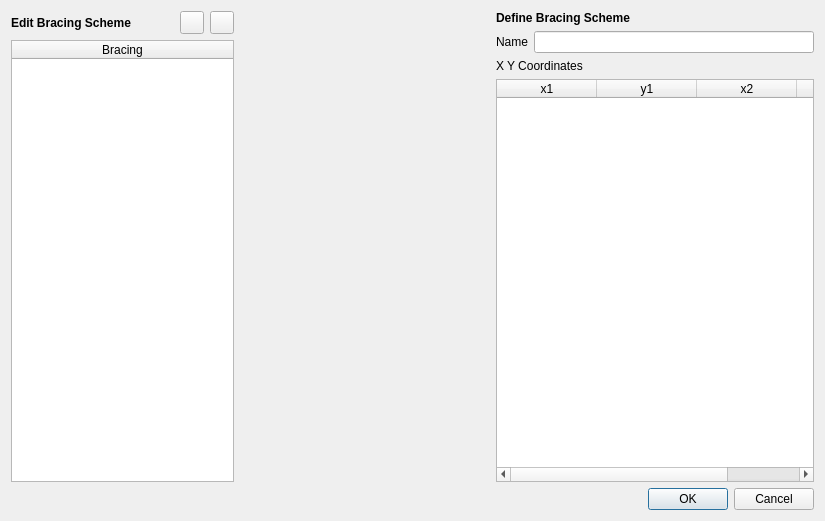
The window that UI/autobuilder_bracingscheme_v1.ui (UofT-Seismic-Design-Team/Autobuilder-3.0) describes before a commit, drawn with Qt 5.
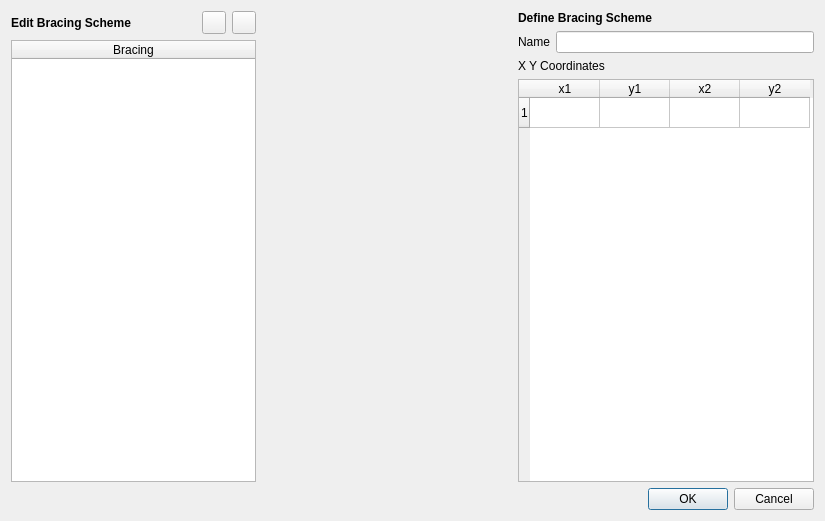
The same window after the commit. Custom widgets are drawn as their Qt base class.

```diff
--- a/UI/autobuilder_bracingscheme_v1.ui
+++ b/UI/autobuilder_bracingscheme_v1.ui
@@ -155,6 +155,29 @@
            <property name="horizontalScrollMode">
             <enum>QAbstractItemView::ScrollPerItem</enum>
            </property>
+           <attribute name="horizontalHeaderCascadingSectionResizes">
+            <bool>false</bool>
+           </attribute>
+           <attribute name="horizontalHeaderMinimumSectionSize">
+            <number>36</number>
+           </attribute>
+           <attribute name="horizontalHeaderDefaultSectionSize">
+            <number>70</number>
+           </attribute>
+           <attribute name="horizontalHeaderStretchLastSection">
+            <bool>false</bool>
+           </attribute>
+           <attribute name="verticalHeaderMinimumSectionSize">
+            <number>23</number>
+           </attribute>
+           <attribute name="verticalHeaderStretchLastSection">
+            <bool>false</bool>
+           </attribute>
+           <row>
+            <property name="text">
+             <string>1</string>
+            </property>
+           </row>
            <column>
             <property name="text">
              <string>x1</string>
```
Left out of the diff: 6 changed lines with no effect on the pictures.
